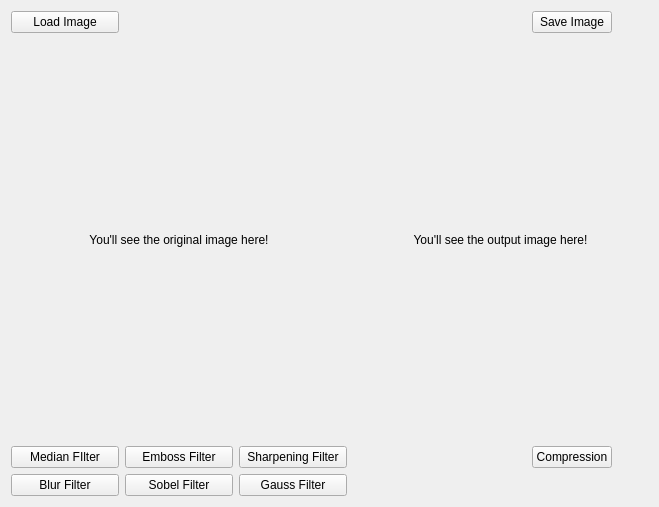
Old version of the form project_filter_gui/mainwindow.ui in the repository MATF-RS19/RS020-proj3ctf1lter.
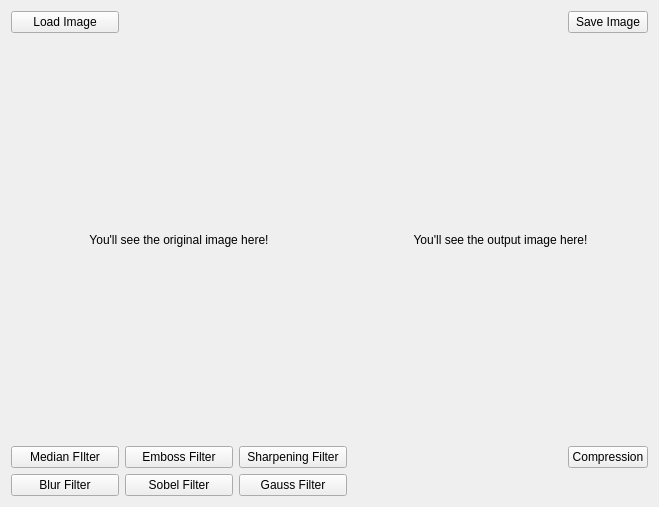
New version of the form.

Commit message: enabled running neural network from gui

```diff
--- a/project_filter_gui/mainwindow.ui
+++ b/project_filter_gui/mainwindow.ui
@@ -79,13 +79,6 @@
       </property>
      </widget>
     </item>
-    <item row="7" column="8">
-     <widget class="QPushButton" name="button_filter_compression">
-      <property name="text">
-       <string>Compression</string>
-      </property>
-     </widget>
-    </item>
     <item row="0" column="0">
      <widget class="QPushButton" name="button_load_image">
       <property name="text">
@@ -93,13 +86,6 @@
       </property>
      </widget>
     </item>
-    <item row="0" column="8">
-     <widget class="QPushButton" name="button_save_image">
-      <property name="text">
-       <string>Save Image</string>
-      </property>
-     </widget>
-    </item>
     <item row="3" column="3" colspan="7">
      <widget class="QLabel" name="label4output">
       <property name="sizePolicy">
@@ -122,6 +108,20 @@
       </property>
      </widget>
     </item>
+    <item row="7" column="9">
+     <widget class="QPushButton" name="button_filter_compression">
+      <property name="text">
+       <string>Compression</string>
+      </property>
+     </widget>
+    </item>
+    <item row="0" column="9">
+     <widget class="QPushButton" name="button_save_image">
+      <property name="text">
+       <string>Save Image</string>
+      </property>
+     </widget>
+    </item>
    </layout>
   </widget>
  </widget>
```
The commit also changes 2 other files.
